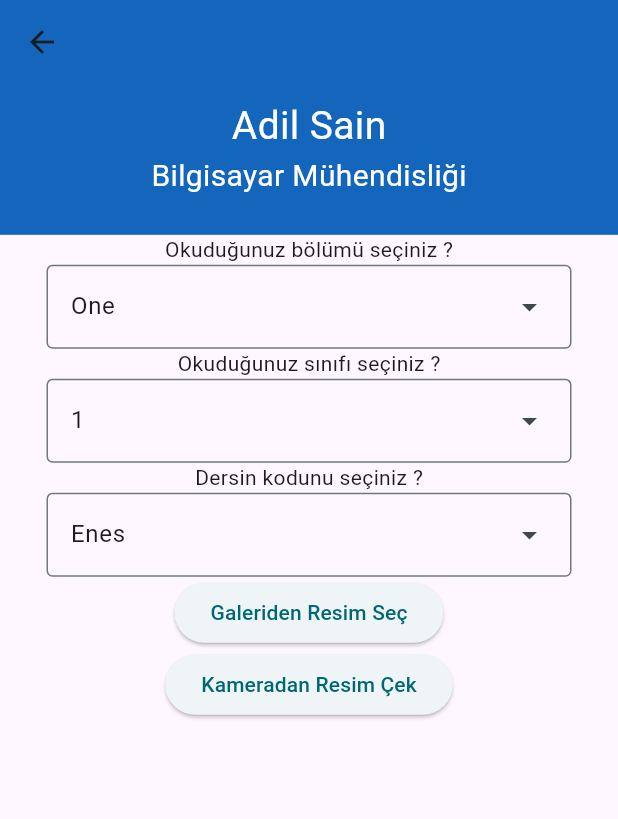
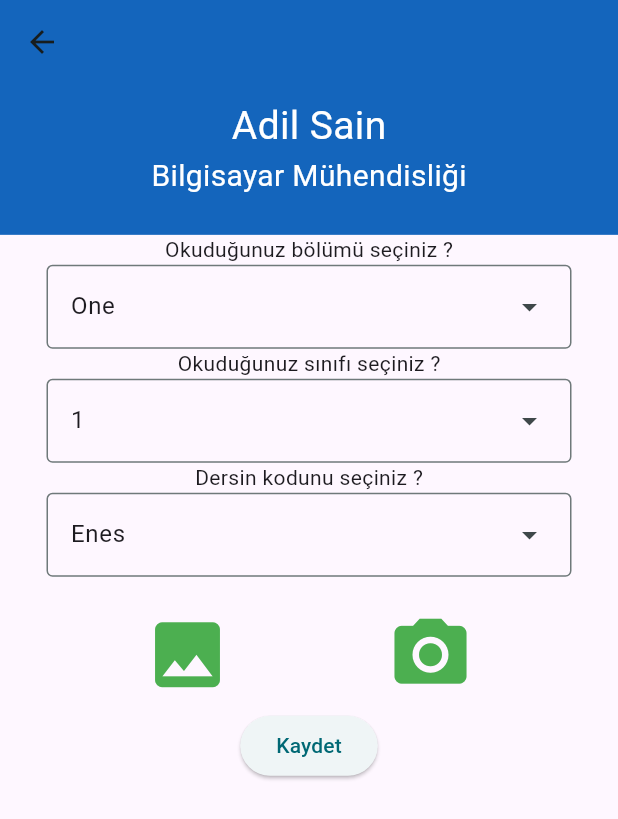
Before and after one commit to alperozyyurt4/NotKutusu, a Flutter app: the AddPage screen opened directly, on a phone screen of 412 x 824 dp. Shown: the top 819 px of the screen. Run offline on Flutter 3.47's test engine with Material 3 defaults, Android fonts, the phone set to English and light mode, and no system bars; our stand-ins replace firebase_auth, firebase_core, image_picker; accounts and stored records are empty; network calls fail.

Commit message:
resim ekle fixed 2

```diff
--- a/lib/UploadNotePage/note_page.dart
+++ b/lib/UploadNotePage/note_page.dart
@@ -160,11 +160,11 @@ class _AddPageState extends State<AddPage> with ColorsUtility, AppBarTextStyle {
                               const SizedBox(height: 8),
                               // ignore: unnecessary_null_comparison
                               Text(imageFile == null ? '' : imageFile.path.split('/').last),
-                              ElevatedButton(
+                              IconButton(
                                 onPressed: () {
                                   _removeImage(index);
                                 },
-                                child: const Text('Sil'),
+                                icon: const Icon(Icons.delete),
                               ),
                             ],
                           ),
@@ -174,18 +174,31 @@ class _AddPageState extends State<AddPage> with ColorsUtility, AppBarTextStyle {
                 }),
               ),
             ),
-            ElevatedButton(
+            Padding(
+              padding: const EdgeInsets.only(top: 15),
+              child: Row(
+                mainAxisAlignment: MainAxisAlignment.spaceEvenly,
+                children: [
+                  IconButton(
+                    color: Colors.green,
+                    iconSize: MediaQuery.of(context).size.height * 0.07,
                     onPressed: () {
                       _pickImage(ImageSource.gallery);
                     },
-              child: const Text('Galeriden Resim Seç'),
+                    icon: const Icon(Icons.photo),
                   ),
-            ElevatedButton(
+                  IconButton(
+                    iconSize: MediaQuery.of(context).size.height * 0.07,
+                    color: Colors.green,
                     onPressed: () {
                       _pickImage(ImageSource.camera);
                     },
-              child: const Text('Kameradan Resim Çek'),
+                    icon: const Icon(Icons.camera_alt),
                   ),
+                ],
+              ),
+            ),
+            ElevatedButton(onPressed: () {}, child: const Text('Kaydet'))
           ],
         ),
       ),
--- a/pubspec.yaml
+++ b/pubspec.yaml
@@ -35,6 +35,8 @@ dependencies:
 
   firebase_auth: ^4.17.6
   image_picker: ^0.8.4+4
+
+  firebase_storage: ^11.6.7
 
 
   # The following adds the Cupertino Icons font to your application.
```
Also changed, not shown: pubspec.lock, 3 other files. Lines whose indentation alone changed are shown as unchanged.
